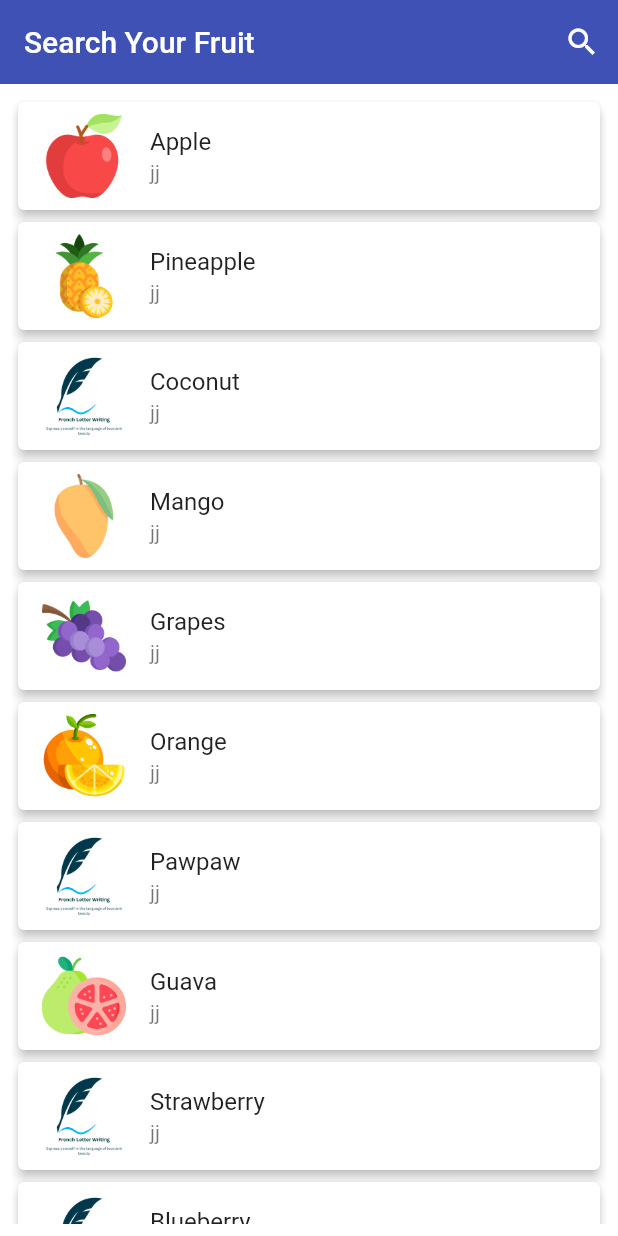
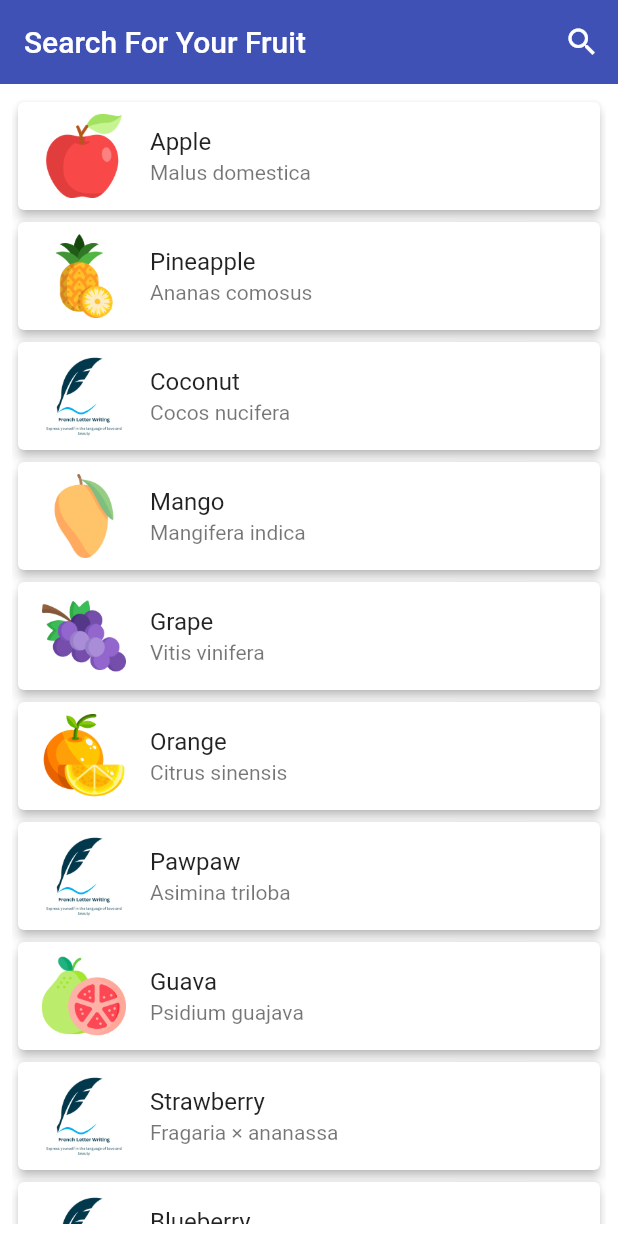
Before and after one commit to Bonnahjohn/sure, a Flutter app: the screen it shows after launch, on a phone screen of 412 x 824 dp. Run offline on Flutter 3.47's test engine with Material 2 defaults, Android fonts, the light colour scheme and no system bars.

Commit message:
Each fruit scientific name is added

```diff
--- a/sure/lib/main.dart
+++ b/sure/lib/main.dart
@@ -54,7 +54,7 @@ class _MyAppState extends State<MyApp> {
                       fillColor: Colors.white),
                 )
               : Text(
-                  'Search Your Fruit',
+                  'Search For Your Fruit',
                   style: TextStyle(color: Colors.white, fontSize: 20),
                 ),
           actions: [
--- a/sure/lib/screen/config.dart
+++ b/sure/lib/screen/config.dart
@@ -7,56 +7,188 @@ class Product {
 }
 
 List<Product> products = [
-  Product(image: 'assets/images/apple.png', title: 'Apple', science: 'jj'),
   Product(
-      image: 'assets/images/pineapple.png', title: 'Pineapple', science: 'jj'),
-  Product(image: 'assets/images/fast.png', title: 'Coconut', science: 'jj'),
-  Product(image: 'assets/images/mango.png', title: 'Mango', science: 'jj'),
-  Product(image: 'assets/images/grapes.png', title: 'Grapes', science: 'jj'),
-  Product(image: 'assets/images/orange.png', title: 'Orange', science: 'jj'),
-  Product(image: 'assets/images/fast.png', title: 'Pawpaw', science: 'jj'),
-  Product(image: 'assets/images/guava.png', title: 'Guava', science: 'jj'),
-  Product(image: 'assets/images/fast.png', title: 'Strawberry ', science: 'jj'),
-  Product(image: 'assets/images/fast.png', title: 'Blueberry', science: 'jj'),
-  Product(image: 'assets/images/fast.png', title: 'Raspberry', science: 'jj'),
-  Product(image: 'assets/images/fast.png', title: 'Blackberry', science: 'jj'),
-  Product(image: 'assets/images/fast.png', title: 'Kiwi ', science: 'jj'),
-  Product(image: 'assets/images/fast.png', title: 'Lemon', science: 'jj'),
-  Product(image: 'assets/images/fast.png', title: 'Lime ', science: 'jj'),
-  Product(image: 'assets/images/fast.png', title: 'Watermelon', science: 'jj'),
-  Product(image: 'assets/images/fast.png', title: 'Papaya', science: 'jj'),
-  Product(image: 'assets/images/fast.png', title: 'Pear ', science: 'jj'),
-  Product(image: 'assets/images/fast.png', title: 'Peach ', science: 'jj'),
-  Product(image: 'assets/images/fast.png', title: 'Plum ', science: 'jj'),
-  Product(image: 'assets/images/fast.png', title: 'Cherry ', science: 'jj'),
-  Product(image: 'assets/images/fast.png', title: 'Apricot', science: 'jj'),
-  Product(image: 'assets/images/fast.png', title: 'Avocado', science: 'jj'),
-  Product(image: 'assets/images/fast.png', title: 'Fig ', science: 'jj'),
-  Product(image: 'assets/images/fast.png', title: 'Pomegranate', science: 'jj'),
+      image: 'assets/images/apple.png',
+      title: 'Apple',
+      science: 'Malus domestica'),
   Product(
-      image: 'assets/images/fast.png', title: 'Passionfruit', science: 'jj'),
-  Product(image: 'assets/images/fast.png', title: 'Grapefruit ', science: 'jj'),
-  Product(image: 'assets/images/fast.png', title: 'Cantaloupe', science: 'jj'),
-  Product(image: 'assets/images/banana.png', title: 'Banana', science: 'jj'),
+      image: 'assets/images/pineapple.png',
+      title: 'Pineapple',
+      science: 'Ananas comosus'),
   Product(
-      image: 'assets/images/fast.png', title: 'Honeydew melon', science: 'jj'),
-  Product(image: 'assets/images/fast.png', title: 'Persimmon ', science: 'jj'),
-  Product(image: 'assets/images/fast.png', title: 'Jackfruit ', science: 'jj'),
-  Product(image: 'assets/images/fast.png', title: 'Lychee ', science: 'jj'),
-  Product(image: 'assets/images/fast.png', title: 'Cranberry ', science: 'jj'),
-  Product(image: 'assets/images/fast.png', title: 'Elderberry', science: 'jj'),
-  Product(image: 'assets/images/fast.png', title: 'Date ', science: 'jj'),
-  Product(image: 'assets/images/fast.png', title: 'Tangerine ', science: 'jj'),
-  Product(image: 'assets/images/fast.png', title: 'Raspberry', science: 'jj'),
-  Product(image: 'assets/images/fast.png', title: 'Boysenberry', science: 'jj'),
-  Product(image: 'assets/images/fast.png', title: 'Nectarine', science: 'jj'),
-  Product(image: 'assets/images/fast.png', title: 'Quince', science: 'jj'),
-  Product(image: 'assets/images/fast.png', title: 'Ackee ', science: 'jj'),
-  Product(image: 'assets/images/fast.png', title: 'Lychee ', science: 'jj'),
+      image: 'assets/images/fast.png',
+      title: 'Coconut',
+      science: 'Cocos nucifera'),
   Product(
-      image: 'assets/images/fast.png', title: 'Dragon fruit', science: 'jj'),
-  Product(image: 'assets/images/fast.png', title: 'Star fruit', science: 'jj'),
-  Product(image: 'assets/images/fast.png', title: 'Kiwifruit ', science: 'jj'),
-  Product(image: 'assets/images/fast.png', title: 'Breadfruit ', science: 'jj'),
-  Product(image: 'assets/images/fast.png', title: 'Persimmon', science: 'jj')
+      image: 'assets/images/mango.png',
+      title: 'Mango',
+      science: 'Mangifera indica'),
+  Product(
+      image: 'assets/images/grapes.png',
+      title: 'Grape',
+      science: 'Vitis vinifera'),
+  Product(
+      image: 'assets/images/orange.png',
+      title: 'Orange',
+      science: 'Citrus sinensis'),
+  Product(
+      image: 'assets/images/fast.png',
+      title: 'Pawpaw',
+      science: 'Asimina triloba'),
+  Product(
+      image: 'assets/images/guava.png',
+      title: 'Guava',
+      science: 'Psidium guajava'),
+  Product(
+      image: 'assets/images/fast.png',
+      title: 'Strawberry ',
+      science: 'Fragaria × ananassa'),
+  Product(
+      image: 'assets/images/fast.png',
+      title: 'Blueberry',
+      science: 'Vaccinium corymbosum'),
+  Product(
+      image: 'assets/images/fast.png',
+      title: 'Raspberry',
+      science: 'Rubus idaeus'),
+  Product(
+      image: 'assets/images/fast.png',
+      title: 'Blackberry',
+      science: 'Rubus fruticosus'),
+  Product(
+      image: 'assets/images/fast.png',
+      title: 'Kiwi ',
+      science: 'Actinidia deliciosa'),
+  Product(
+      image: 'assets/images/fast.png', title: 'Lemon', science: 'Citrus limon'),
+  Product(
+      image: 'assets/images/fast.png',
+      title: 'Lime ',
+      science: 'Citrus aurantifolia'),
+  Product(
+      image: 'assets/images/fast.png',
+      title: 'Watermelon',
+      science: 'Citrullus lanatus'),
+  Product(
+      image: 'assets/images/fast.png',
+      title: 'Papaya',
+      science: 'Carica papaya'),
+  Product(
+      image: 'assets/images/fast.png',
+      title: 'Pear ',
+      science: 'Pyrus communis'),
+  Product(
+      image: 'assets/images/fast.png',
+      title: 'Peach ',
+      science: 'Prunus persica'),
+  Product(
+      image: 'assets/images/fast.png',
+      title: 'Plum ',
+      science: 'Prunus domestica'),
+  Product(
+      image: 'assets/images/fast.png',
+      title: 'Cherry ',
+      science: 'Prunus avium'),
+  Product(
+      image: 'assets/images/fast.png',
+      title: 'Apricot',
+      science: 'Prunus armeniaca'),
+  Product(
+      image: 'assets/images/fast.png',
+      title: 'Avocado',
+      science: 'Persea americana'),
+  Product(
+      image: 'assets/images/fast.png', title: 'Fig ', science: 'Ficus carica'),
+  Product(
+      image: 'assets/images/fast.png',
+      title: 'Pomegranate',
+      science: 'Punica granatum'),
+  Product(
+      image: 'assets/images/fast.png',
+      title: 'Passionfruit',
+      science: 'Passiflora edulis'),
+  Product(
+      image: 'assets/images/fast.png',
+      title: 'Grapefruit ',
+      science: 'Citrus paradisi'),
+  Product(
+      image: 'assets/images/fast.png',
+      title: 'Cantaloupe',
+      science: 'Cucumis melo'),
+  Product(
+      image: 'assets/images/banana.png',
+      title: 'Banana',
+      science: 'Musa paradisiaca'),
+  Product(
+      image: 'assets/images/fast.png',
+      title: 'Honeydew melon',
+      science: 'Cucumis melo'),
+  Product(
+      image: 'assets/images/fast.png',
+      title: 'Persimmon ',
+      science: 'Diospyros kaki'),
+  Product(
+      image: 'assets/images/fast.png',
+      title: 'Jackfruit ',
+      science: 'Artocarpus heterophyllus'),
+  Product(
+      image: 'assets/images/fast.png',
+      title: 'Lychee ',
+      science: 'Litchi chinensis'),
+  Product(
+      image: 'assets/images/fast.png',
+      title: 'Cranberry ',
+      science: 'Vaccinium macrocarpon'),
+  Product(
+      image: 'assets/images/fast.png',
+      title: 'Date ',
+      science: 'Phoenix dactylifera'),
+  Product(
+      image: 'assets/images/fast.png',
+      title: 'Tangerine ',
+      science: 'Citrus reticulata'),
+  Product(
+      image: 'assets/images/fast.png',
+      title: 'Raspberry',
+      science: 'Rubus idaeus'),
+  Product(
+      image: 'assets/images/fast.png',
+      title: 'Boysenberry',
+      science: 'Rubus ursinus x idaeus'),
+  Product(
+      image: 'assets/images/fast.png',
+      title: 'Nectarine',
+      science: 'Prunus persica var. nucipersica'),
+  Product(
+      image: 'assets/images/fast.png',
+      title: 'Quince',
+      science: 'Cydonia oblonga'),
+  Product(
+      image: 'assets/images/fast.png',
+      title: 'Ackee ',
+      science: 'Blighia sapida'),
+  Product(
+      image: 'assets/images/fast.png',
+      title: 'Lychee ',
+      science: 'Litchi chinensis'),
+  Product(
+      image: 'assets/images/fast.png',
+      title: 'Dragon fruit',
+      science: 'Hylocereus undatus'),
+  Product(
+      image: 'assets/images/fast.png',
+      title: 'Star fruit',
+      science: 'Averrhoa carambola'),
+  Product(
+      image: 'assets/images/fast.png',
+      title: 'Kiwifruit ',
+      science: 'Actinidia chinensis'),
+  Product(
+      image: 'assets/images/fast.png',
+      title: 'Breadfruit ',
+      science: 'Artocarpus altilis'),
+  Product(
+      image: 'assets/images/fast.png',
+      title: 'Persimmon',
+      science: 'Diospyros virginiana')
 ];
```
